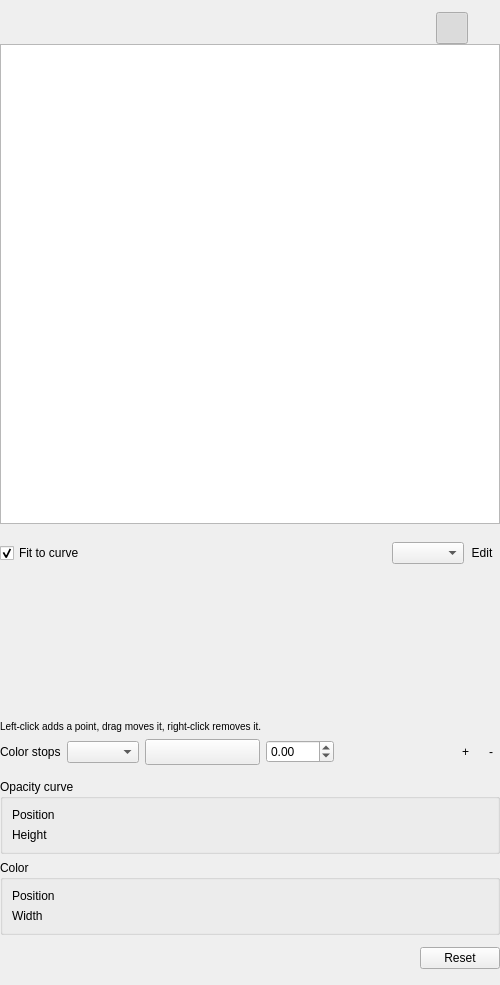
This is Modules/VolumeVisualizationUI/src/QmitkVolumeTransferFunctionEditorControls.ui in MITK/MITK as Qt 5 draws it before an edit. The edited form follows.
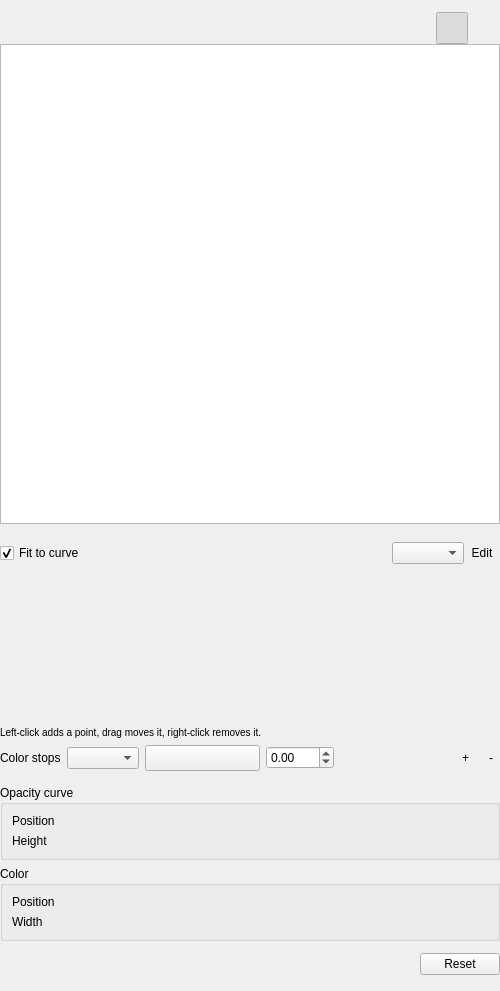
This is the edited form. Custom widgets are drawn as their Qt base class.

Commit message:
Leave a gap between canvas tools and canvas
The transfer function panel's layout has zero spacing, so the blend
mode combo box and the Edit button sat directly on the canvas border.
A fixed 6 px spacer separates them while keeping the row visually
attached to the canvas it controls.

```diff
--- a/Modules/VolumeVisualizationUI/src/QmitkVolumeTransferFunctionEditorControls.ui
+++ b/Modules/VolumeVisualizationUI/src/QmitkVolumeTransferFunctionEditorControls.ui
@@ -217,6 +217,22 @@
         </item>
        </layout>
       </item>
+      <item>
+       <spacer name="canvasToolsSpacerBelow">
+        <property name="orientation">
+         <enum>Qt::Orientation::Vertical</enum>
+        </property>
+        <property name="sizeType">
+         <enum>QSizePolicy::Policy::Fixed</enum>
+        </property>
+        <property name="sizeHint" stdset="0">
+         <size>
+          <width>20</width>
+          <height>6</height>
+         </size>
+        </property>
+       </spacer>
+      </item>
       <item>
        <widget class="QmitkCombinedTransferFunctionCanvas" name="combinedTfCanvas" native="true">
         <property name="minimumSize">
```
